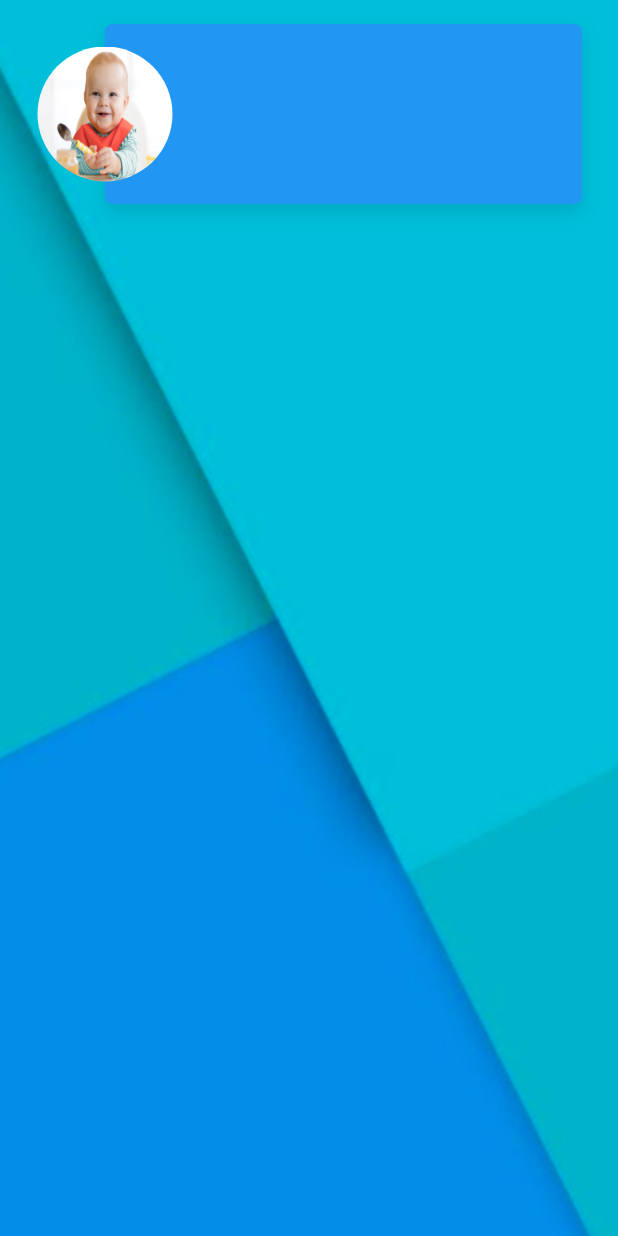
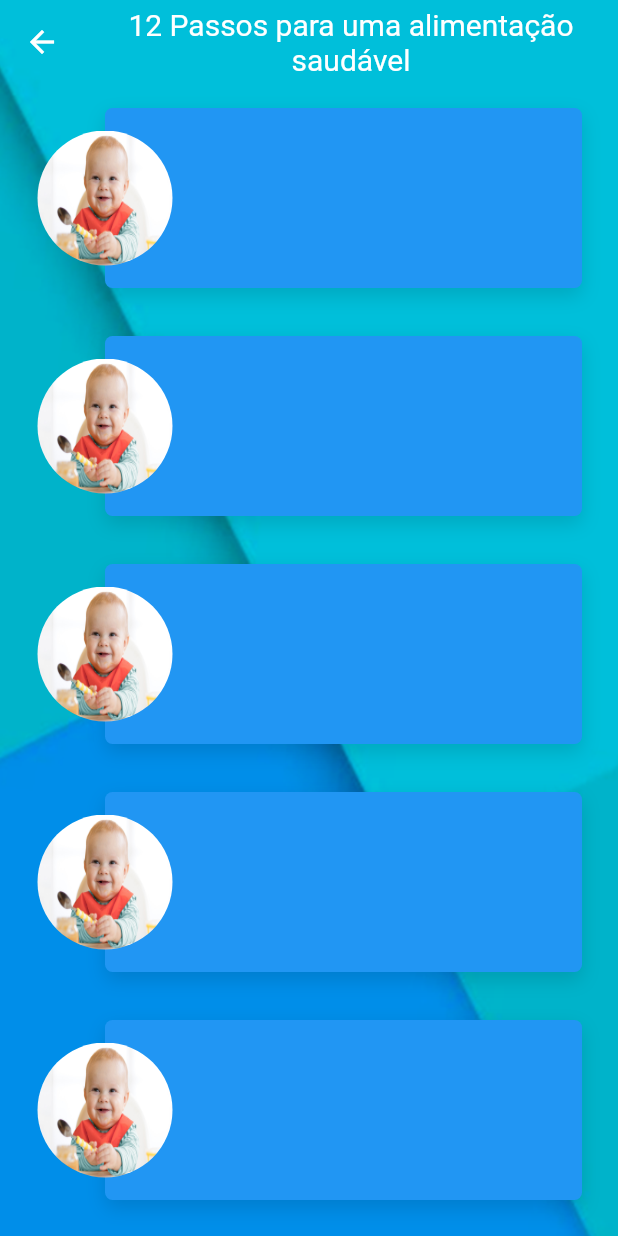
Before and after one commit to adhmattheus/projeto_tcc_bNutri, a Flutter app: the screen it shows after launch, on a phone screen of 412 x 824 dp. Run offline on Flutter 3.47's test engine with Material 2 defaults, Android fonts, the phone set to English and light mode, and no system bars.

Commit message:
ajustando a tela de listagem

```diff
--- a/lib/main.dart
+++ b/lib/main.dart
@@ -1,4 +1,6 @@
-import 'package:b_nutri/modules/home/home_page.dart';
+// ignore_for_file: prefer_const_constructors
+
+import 'package:b_nutri/modules/card_page.dart';
 import 'package:b_nutri/modules/list/list_page.dart';
 import 'package:flutter/material.dart';
 
--- a/lib/modules/list/card_list.dart
+++ b/lib/modules/card_page.dart
@@ -1,8 +1,8 @@
+// ignore_for_file: prefer_const_constructors, prefer_const_literals_to_create_immutables
+
 import 'package:flutter/material.dart';
 
-class Card extends StatelessWidget {
-  const Card({Key? key}) : super(key: key);
-
+class CardPage extends StatelessWidget {
   @override
   Widget build(BuildContext context) {
     return Container(
@@ -30,12 +30,14 @@ class Card extends StatelessWidget {
             ),
           ),
           Container(
+            height: 92,
+            width: 92,
             margin: EdgeInsets.symmetric(vertical: 15.0),
             alignment: FractionalOffset.centerLeft,
-            child: Image(
-              image: AssetImage("assets/imgs/earth.png"),
-              height: 92,
-              width: 92,
+            decoration: BoxDecoration(
+              shape: BoxShape.circle,
+              image: DecorationImage(
+                  image: AssetImage("assets/imgs/baby.jpg"), fit: BoxFit.fill),
             ),
           ),
         ],
--- a/lib/modules/list/list_page.dart
+++ b/lib/modules/list/list_page.dart
@@ -1,59 +1,45 @@
 // ignore_for_file: prefer_const_constructors, prefer_const_literals_to_create_immutables
 
+import 'package:b_nutri/modules/card_page.dart';
 import 'package:flutter/material.dart';
 
 class ListPage extends StatelessWidget {
   @override
   Widget build(BuildContext context) {
     return Scaffold(
-      body: Stack(children: <Widget>[
-        Container(
-          decoration: const BoxDecoration(
-            image: DecorationImage(
-                image: const AssetImage('assets/imgs/home.png'),
-                fit: BoxFit.cover),
+      extendBodyBehindAppBar: true,
+      appBar: AppBar(
+        backgroundColor: Colors.transparent,
+        elevation: 0,
+        centerTitle: true,
+        title: RichText(
+          textAlign: TextAlign.center,
+          text: TextSpan(
+            text: "12 Passos para uma alimentação saudável",
+            style: TextStyle(fontSize: 20),
           ),
         ),
-        Container(
-          height: 120,
-          margin: EdgeInsets.symmetric(
-            vertical: 16,
-            horizontal: 24,
-          ),
-          child: Stack(
-            children: <Widget>[
-              Container(
-                height: 124,
-                margin: EdgeInsets.only(left: 46),
-                decoration: BoxDecoration(
-                  color: Colors.blue,
-                  shape: BoxShape.rectangle,
-                  borderRadius: BorderRadius.circular(5),
-                  boxShadow: <BoxShadow>[
-                    BoxShadow(
-                      color: Colors.black12,
-                      blurRadius: 10,
-                      offset: Offset(0, 5),
-                    ),
-                  ],
-                ),
-              ),
-              Container(
-                height: 92,
-                width: 92,
-                margin: EdgeInsets.symmetric(vertical: 15.0),
-                alignment: FractionalOffset.centerLeft,
-                decoration: BoxDecoration(
-                  shape: BoxShape.circle,
-                  image: DecorationImage(
-                      image: AssetImage("assets/imgs/baby.jpg"),
-                      fit: BoxFit.fill),
-                ),
-              ),
-            ],
-          ),
+        leading: BackButton(),
+      ),
+      body: Container(
+        width: double.infinity,
+        height: double.infinity,
+        decoration: const BoxDecoration(
+          image: DecorationImage(
+              image: const AssetImage('assets/imgs/home.png'),
+              fit: BoxFit.cover),
         ),
-      ]),
+        child: ListView(children: [
+          CardPage(),
+          CardPage(),
+          CardPage(),
+          CardPage(),
+          CardPage(),
+          CardPage(),
+          CardPage(),
+          CardPage(),
+        ]),
+      ),
     );
   }
 }
```
